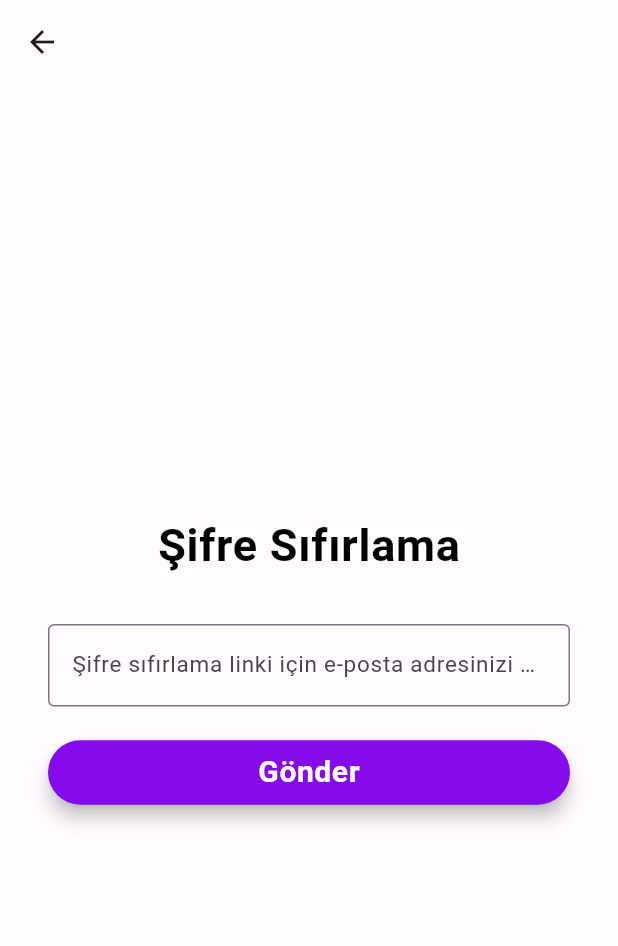
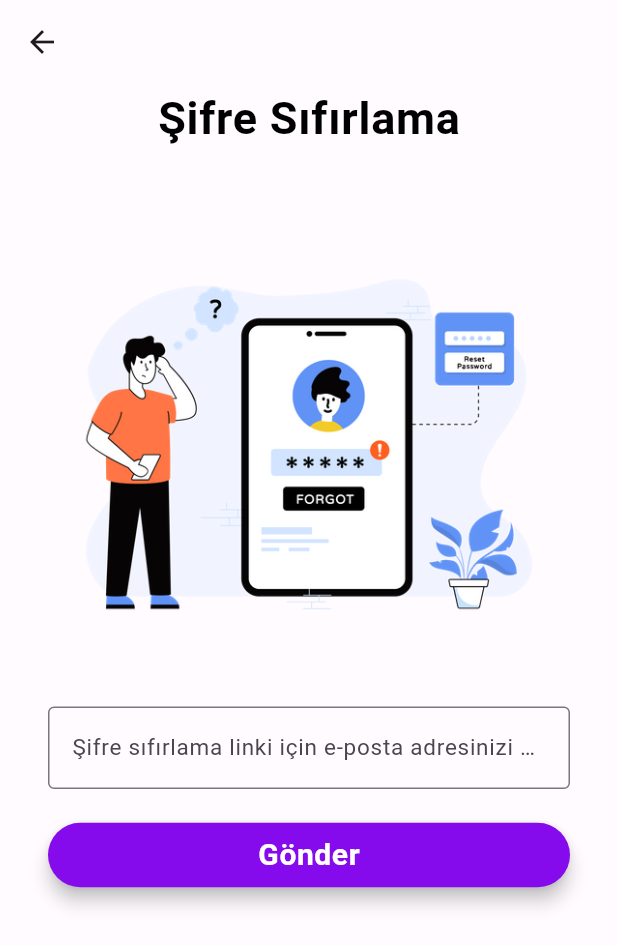
Before and after one commit to boratzn/tobeto_app, a Flutter app: the ResetPasswordScreen screen opened directly, on a phone screen of 412 x 824 dp. Shown: the top 946 px of the screen. Run offline on Flutter 3.47's test engine with Material 3 defaults, Android fonts, the phone set to English and light mode, and no system bars; our stand-ins replace another_flutter_splash_screen, awesome_snackbar_content, bloc, carousel_slider, cloud_firestore, country_code_picker and 18 more; missing offline and left inert: art_sweetalert, dropdown_model_list; accounts and stored records are empty; network calls fail; project files that could hold a hidden picture were left out.

Commit message:
iamge added

```diff
--- /dev/null
+++ b/lib/blocs/trainings/trainings_event.dart
@@ -0,0 +1,5 @@
+part of 'trainings_bloc.dart';
+
+abstract class TrainingsEvent {}
+
+class GetTrainingsEvent extends TrainingsEvent {}
--- a/lib/constants/constants.dart
+++ b/lib/constants/constants.dart
@@ -14,6 +14,7 @@ const String timeStartImagePath = "assets/images/timeStart.png";
 const String timeEndImagePath = "assets/images/timeEnd.png";
 const String googleIconImagePath = "assets/images/google_icon.png";
 const String githubIconImagePath = "assets/images/github_icon.png";
+const String forgotPassImagePath = "assets/images/forgot-password.png";
 
 //Profile Screen
 const String cvGithubImagePath = "assets/images/profile_screen/cv-github.png";
@@ -44,6 +45,8 @@ const String userImagePath = "assets/images/profile_screen/user.png";
 const String uploadImagePath = "assets/images/profile_screen/upload.png";
 const String certificateImagePath =
     "assets/images/profile_screen/certificates.png";
+
+//Home Screen
 const String anouncementImagePath = "assets/images/home_screen/anouncement.png";
 const String applicationImagePath = "assets/images/home_screen/application.png";
 const String educationImagePath = "assets/images/home_screen/education.png";
--- a/lib/screens/reset_password_screen.dart
+++ b/lib/screens/reset_password_screen.dart
@@ -1,6 +1,7 @@
 import 'package:flutter/material.dart';
 import 'package:flutter_bloc/flutter_bloc.dart';
 import 'package:tobeto_app/blocs/user_data/user_data_bloc.dart';
+import 'package:tobeto_app/constants/constants.dart';
 import 'package:tobeto_app/screens/screen_index.dart';
 import 'package:tobeto_app/widgets/widgets_index.dart';
 
@@ -17,10 +18,10 @@ class _ResetPasswordScreenState extends State<ResetPasswordScreen> {
   Widget build(BuildContext context) {
     return Scaffold(
       appBar: AppBar(),
-      body: Padding(
+      body: SingleChildScrollView(
+        child: Padding(
           padding: const EdgeInsets.symmetric(horizontal: 32),
           child: Column(
-          mainAxisAlignment: MainAxisAlignment.center,
             children: [
               Text(
                 "Şifre Sıfırlama",
@@ -29,6 +30,10 @@ class _ResetPasswordScreenState extends State<ResetPasswordScreen> {
                     .bodyLarge!
                     .copyWith(fontWeight: FontWeight.bold),
               ),
+              const SizedBox(
+                height: 50,
+              ),
+              Image.asset(forgotPassImagePath),
               const SizedBox(
                 height: 30,
               ),
@@ -60,6 +65,7 @@ class _ResetPasswordScreenState extends State<ResetPasswordScreen> {
             ],
           ),
         ),
+      ),
     );
   }
 }
```
Also changed, not shown: lib/blocs/trainings/trainings_bloc.dart (added, +13 -0 lines), lib/blocs/trainings/trainings_state.dart (added, +13 -0 lines), assets/images/forgot-password.png (added). Lines whose indentation alone changed are shown as unchanged.
